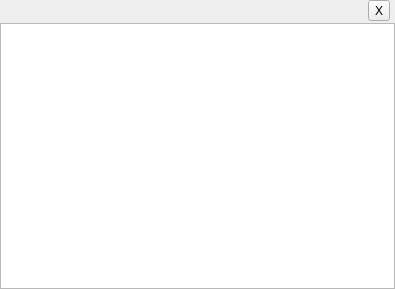
Qt form UAVManage/messagelistdialog.ui (gessd/UAVManage) before a commit.
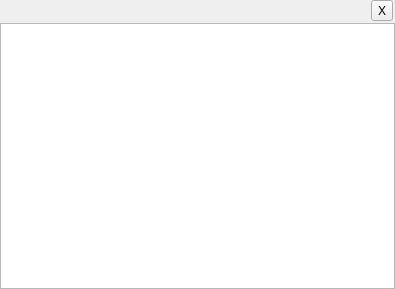
The same form after that commit.

Patch:
```diff
--- a/UAVManage/messagelistdialog.ui
+++ b/UAVManage/messagelistdialog.ui
@@ -49,7 +49,7 @@
        <number>0</number>
       </property>
       <property name="rightMargin">
-       <number>5</number>
+       <number>2</number>
       </property>
       <property name="bottomMargin">
        <number>2</number>
```
